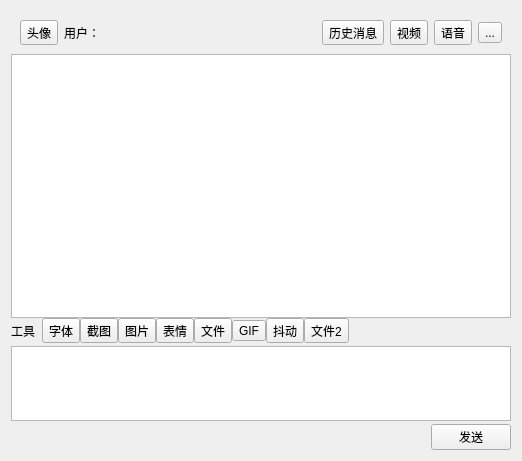
Qt form qtClient/chatwindow.ui (huwei12345/smallchat) before a commit.
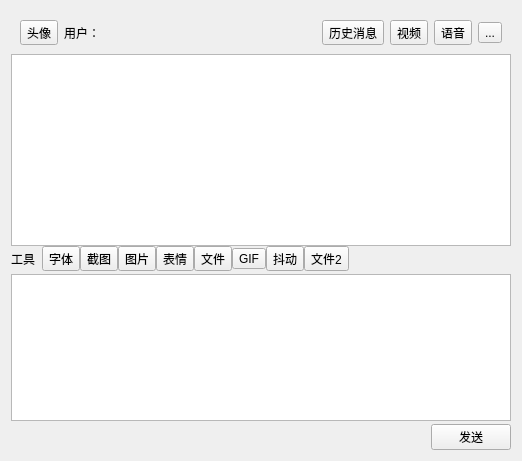
The same form after that commit.

```diff
--- a/qtClient/chatwindow.ui
+++ b/qtClient/chatwindow.ui
@@ -16,7 +16,7 @@
   <layout class="QHBoxLayout" name="horizontalLayout_4">
    <item>
     <widget class="QWidget" name="widget_2" native="true">
-     <layout class="QVBoxLayout" name="verticalLayout" stretch="0,20,10">
+     <layout class="QVBoxLayout" name="verticalLayout" stretch="0,0,10">
       <property name="spacing">
        <number>0</number>
       </property>
@@ -94,7 +94,7 @@
        </widget>
       </item>
       <item>
-       <widget class="QTextEdit" name="plainTextEdit">
+       <widget class="QListView" name="listView">
         <property name="minimumSize">
          <size>
           <width>0</width>
```
